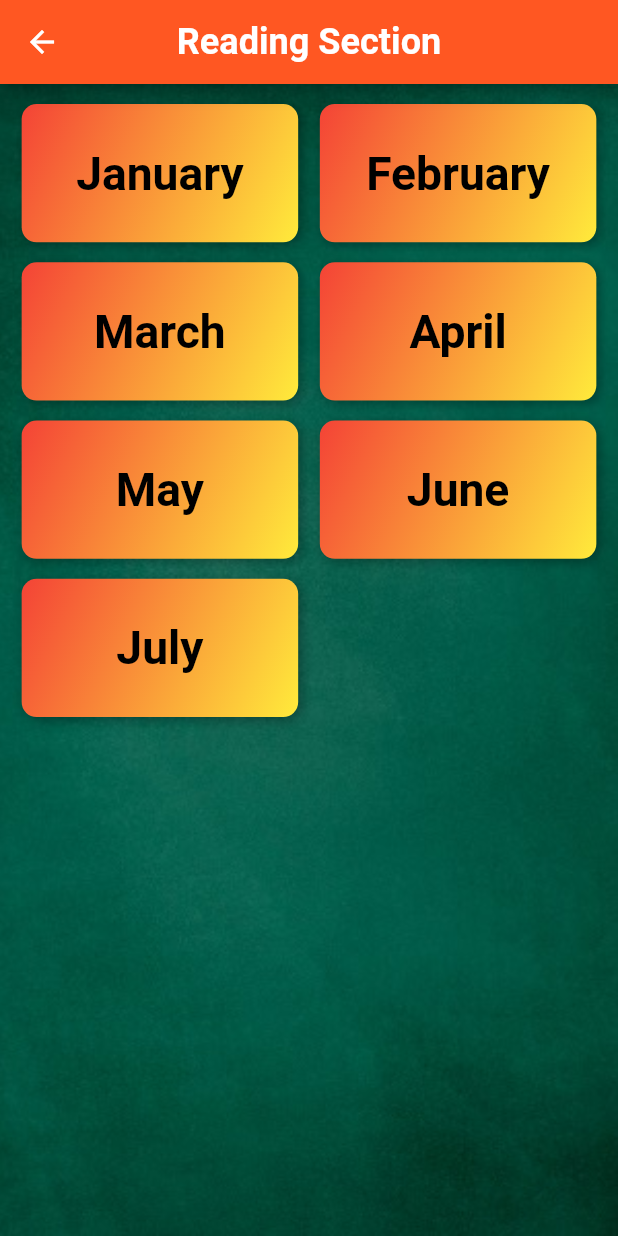
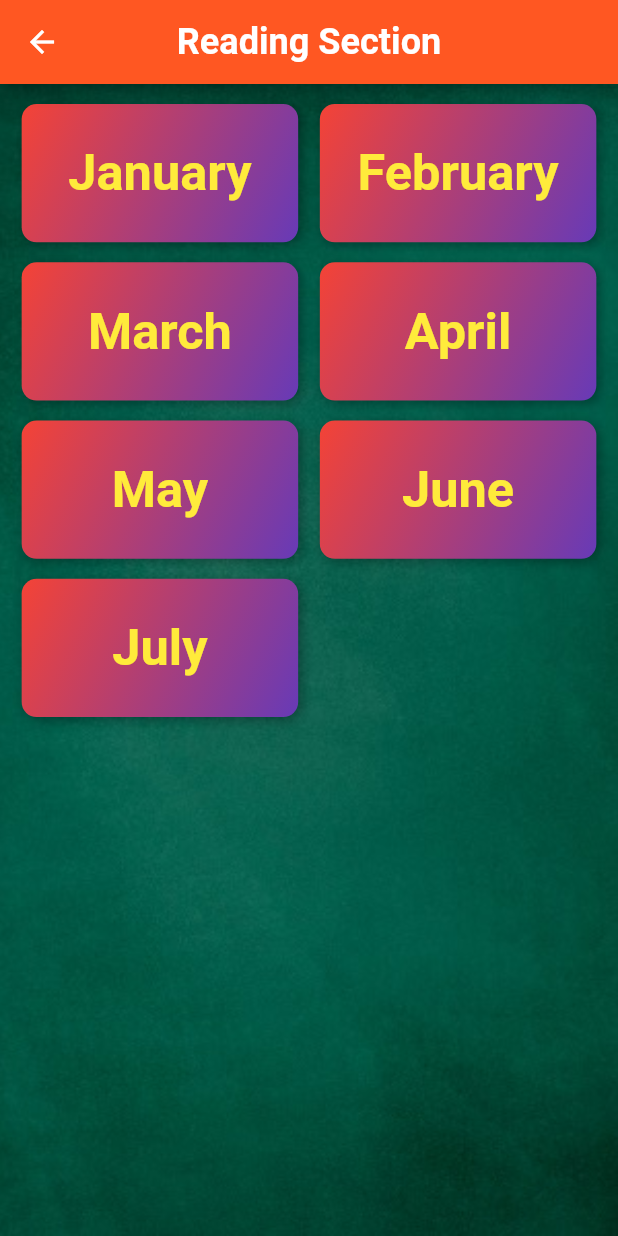
Before and after one commit to NasShihab/kids_time, a Flutter app: the DaysName screen opened directly, on a phone screen of 412 x 824 dp. Run offline on Flutter 3.47's test engine with Material 2 defaults, Android fonts, the phone set to English and light mode, and no system bars; our stand-ins replace flutter_screenutil, get, google_fonts.

Commit message:
reading page 1.2

```diff
--- a/lib/dashboard/category/base_page/base_page.dart
+++ b/lib/dashboard/category/details_screen/details_screen.dart
@@ -9,8 +9,8 @@ import '../../../data_model/shape_model.dart';
 import '../../controller.dart';
 import 'custom_grid_view.dart';
 
-class BasePage extends StatelessWidget {
-  const BasePage({Key? key}) : super(key: key);
+class DetailsScreen extends StatelessWidget {
+  const DetailsScreen({Key? key}) : super(key: key);
 
   @override
   Widget build(BuildContext context) {
--- a/lib/dashboard/category/reading/days_month_names.dart
+++ b/lib/dashboard/category/reading/days_month_names.dart
@@ -56,7 +56,7 @@ Widget myContainer({
           end: Alignment.bottomRight,
           colors: [
             Colors.red,
-            Colors.yellow,
+            Colors.deepPurple,
           ],
         ),
         borderRadius: BorderRadius.circular(10),
@@ -73,8 +73,8 @@ Widget myContainer({
           child: Text(
             text,
             style: GoogleFonts.secularOne(
-              color: Colors.black,
-              fontSize: 32.sp,
+              color: Colors.yellow,
+              fontSize: 35.sp,
               fontWeight: FontWeight.bold,
             ),
           ),
--- a/lib/data_model/category_model.dart
+++ b/lib/data_model/category_model.dart
@@ -7,8 +7,8 @@ class Category {
 }
 
 List<Category> category = [
-  Category('images/abc.png', 'Alphabet', '/base_page'),
-  Category('images/123.png', 'Number', '/base_page'),
+  Category('images/abc.png', 'Alphabet', '/details_screen'),
+  Category('images/123.png', 'Number', '/details_screen'),
   Category('images/read.png', 'Reading', '/reading_page'),
-  Category('images/shapes.png', 'Shapes', '/base_page'),
+  Category('images/shapes.png', 'Shapes', '/details_screen'),
 ];
--- a/lib/routes/my_routes.dart
+++ b/lib/routes/my_routes.dart
@@ -1,12 +1,12 @@
 import 'package:flutter/material.dart';
 import 'package:kids_time/dashboard/category/reading/reading_page.dart';
 import 'package:kids_time/on_boarding/splash_screen.dart';
-import '../dashboard/category/base_page/base_page.dart';
+import '../dashboard/category/details_screen/details_screen.dart';
 import '../dashboard/dashboard.dart';
 
 var myRoutes = <String, WidgetBuilder>{
   '/': (context) => const SplashScreen(),
   '/dashboard': (context) => const DashBoard(),
-  '/base_page': (context) => const BasePage(),
+  '/details_screen': (context) => const DetailsScreen(),
   '/reading_page': (context) => const ReadingPage(),
 };
```
Also changed, not shown: lib/dashboard/category/details_screen/custom_grid_view.dart (renamed from lib/dashboard/category/base_page/custom_grid_view.dart).
